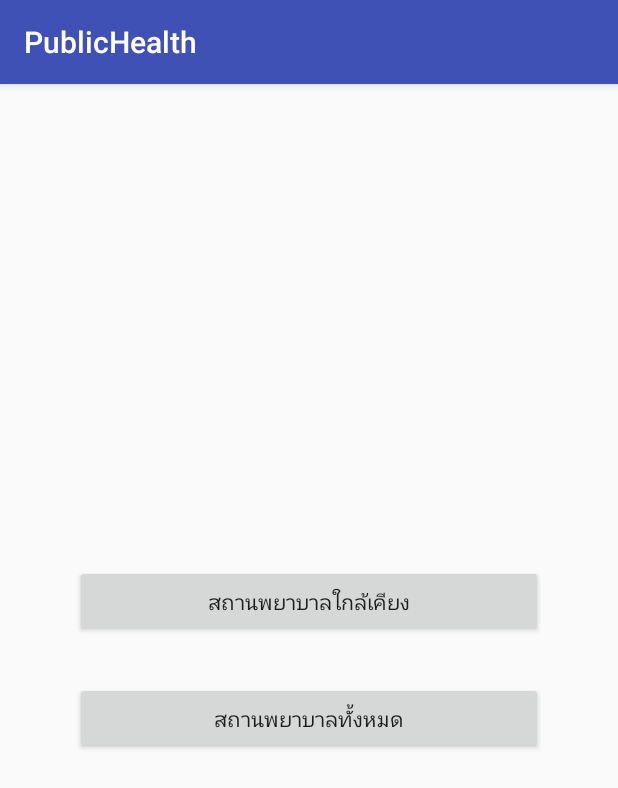
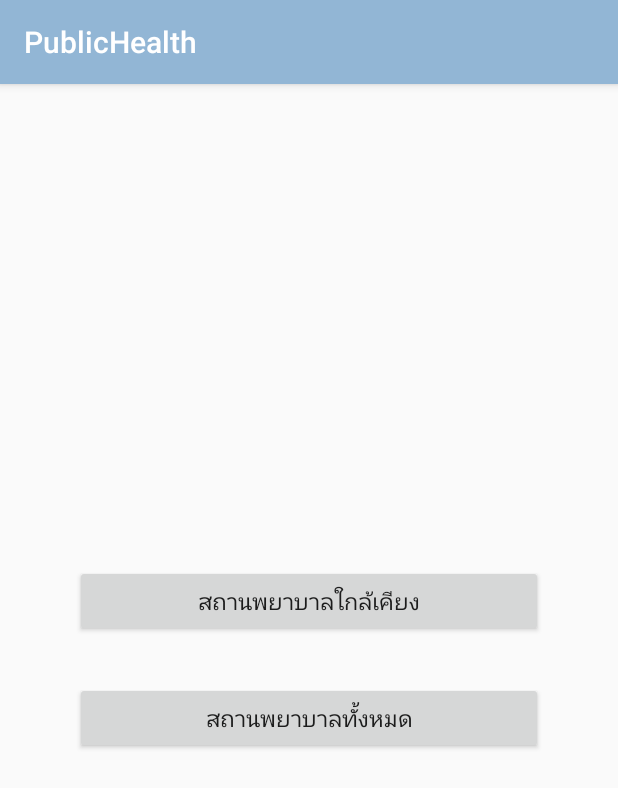
Before and after one commit to photomax555/PublicHealth_New, an Android app: the AnimalSelect screen opened directly, with no data from a screen before it, on a phone screen of 412 x 824 dp. Shown: the top 788 px of the screen. Run offline under Robolectric (Android 15) with nearby library versions, the phone set to English and light mode, and no system bars.

Commit message:
complete final project 100560

```diff
--- a/app/src/main/java/findhosp/com/publichealth/Map/MapsActivityFilter.java
+++ b/app/src/main/java/findhosp/com/publichealth/Map/MapsActivityFilter.java
@@ -308,7 +308,7 @@ public class MapsActivityFilter extends FragmentActivity implements OnMapReadyCa
                         edtSearch.setText("");
 
                         LatLng latLng = new LatLng(currentLatitude, currentLongitude);
-                        markerCurrent = mMap.addMarker(new MarkerOptions().position(latLng).icon(BitmapDescriptorFactory.fromResource(R.drawable.locathuman)).title("คุณอยู่ที่นี่").snippet("You are here"));
+                        markerCurrent = mMap.addMarker(new MarkerOptions().position(latLng).icon(BitmapDescriptorFactory.fromResource(R.drawable.locatehuman)).title("คุณอยู่ที่นี่").snippet("You are here"));
                         mMap.animateCamera(CameraUpdateFactory.newLatLngZoom(new LatLng(currentLatitude, currentLongitude), 10));
                         stopLocationUpdate();
 
@@ -383,13 +383,13 @@ public class MapsActivityFilter extends FragmentActivity implements OnMapReadyCa
                                         Marker m = mMap.addMarker(new MarkerOptions()
                                                 .position(CurrentAddress)
                                                 .title(add.getAddressLine(0) + " (Lat : " + add.getLatitude() + ") (Lng : " + add.getLongitude() + ")")
-                                                .icon(BitmapDescriptorFactory.defaultMarker(BitmapDescriptorFactory.HUE_GREEN))
+                                                .icon(BitmapDescriptorFactory.fromResource(R.drawable.heremarker))
                                                 .snippet(str));
                                     }
 
                                     CameraPosition cam = new CameraPosition.Builder()
                                             .target(CurrentAddress)
-                                            .zoom(5)
+                                            .zoom(10)
                                             .build();
                                     mMap.animateCamera(CameraUpdateFactory.newCameraPosition(cam));
                                 } else {
--- a/app/src/main/res/layout/activity_animal_select.xml
+++ b/app/src/main/res/layout/activity_animal_select.xml
@@ -18,14 +18,16 @@
             android:id="@+id/button3"
             android:layout_width="match_parent"
             android:layout_height="wrap_content"
-            android:text="สถานพยาบาลใกล้เคียง" />
+            android:text="สถานพยาบาลใกล้เคียง"
+            android:textSize="15sp"/>
 
         <Button
             android:layout_marginTop="30dp"
             android:id="@+id/button4"
             android:layout_width="match_parent"
             android:layout_height="wrap_content"
-            android:text="สถานพยาบาลทั้งหมด" />
+            android:text="สถานพยาบาลทั้งหมด"
+            android:textSize="15sp"/>
     </LinearLayout>
 
 </RelativeLayout>
--- a/app/src/main/res/layout/activity_main.xml
+++ b/app/src/main/res/layout/activity_main.xml
@@ -18,13 +18,15 @@
             android:id="@+id/button"
             android:layout_width="match_parent"
             android:layout_height="match_parent"
-            android:text="สถานพยาบาลคน" />
+            android:text="สถานพยาบาลคน"
+            android:textSize="15sp"/>
 
         <Button
             android:layout_marginTop="30dp"
             android:id="@+id/button2"
             android:layout_width="match_parent"
             android:layout_height="match_parent"
-            android:text="สถานพยาบาลสัตว์" />
+            android:text="สถานพยาบาลสัตว์"
+            android:textSize="15sp"/>
     </LinearLayout>
 </RelativeLayout>
--- a/app/src/main/res/layout/activity_people_select.xml
+++ b/app/src/main/res/layout/activity_people_select.xml
@@ -18,14 +18,16 @@
             android:id="@+id/button3"
             android:layout_width="match_parent"
             android:layout_height="wrap_content"
-            android:text="สถานพยาบาลใกล้เคียง" />
+            android:text="สถานพยาบาลใกล้เคียง"
+            android:textSize="15sp"/>
 
         <Button
             android:layout_marginTop="30dp"
             android:id="@+id/button4"
             android:layout_width="match_parent"
             android:layout_height="wrap_content"
-            android:text="สถานพยาบาลทั้งหมด" />
+            android:text="สถานพยาบาลทั้งหมด"
+            android:textSize="15sp"/>
     </LinearLayout>
 
 </RelativeLayout>
--- a/app/src/main/res/values/colors.xml
+++ b/app/src/main/res/values/colors.xml
@@ -1,6 +1,6 @@
 <?xml version="1.0" encoding="utf-8"?>
 <resources>
-    <color name="colorPrimary">#3F51B5</color>
-    <color name="colorPrimaryDark">#303F9F</color>
+    <color name="colorPrimary">#92b6d5</color>
+    <color name="colorPrimaryDark">#92b6d5</color>
     <color name="colorAccent">#FF4081</color>
 </resources>
```
Also changed, not shown: app/src/main/java/findhosp/com/publichealth/Map/MapsAnimalAll.java (+8 -1 lines), app/src/main/java/findhosp/com/publichealth/Map/MapsAnimalFilter.java (+5 -5 lines), app/src/main/res/drawable/heremarker.png (added), app/src/main/res/drawable/locatehuman.png (added), app/src/main/res/drawable/locathuman.png.
